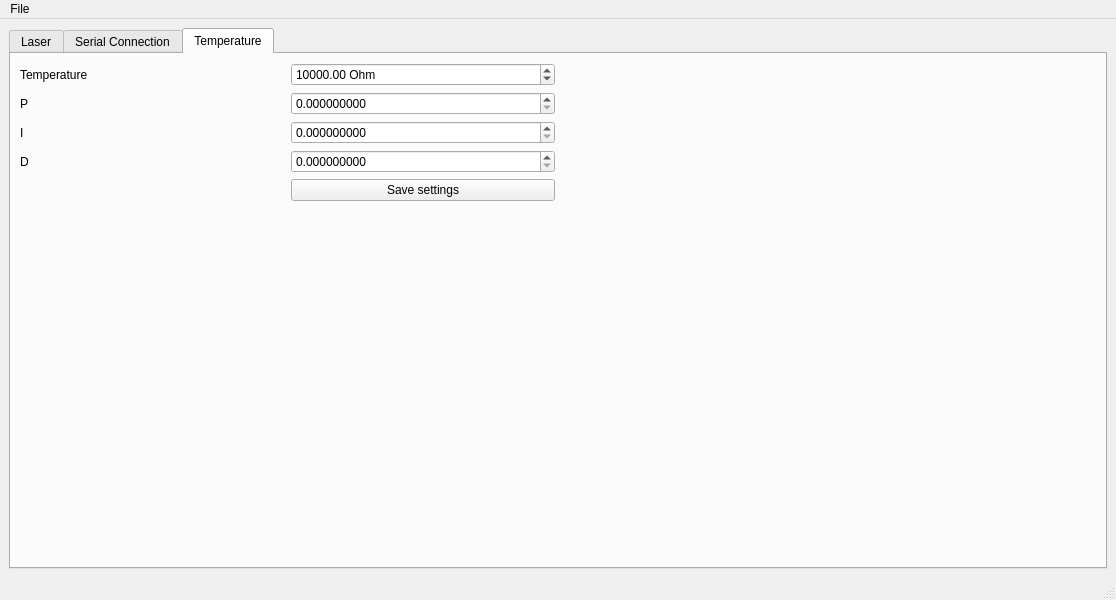
This is gui.ui in zoran-grujic/CTL200-Controller as Qt 5 draws it before an edit. The edited form follows.
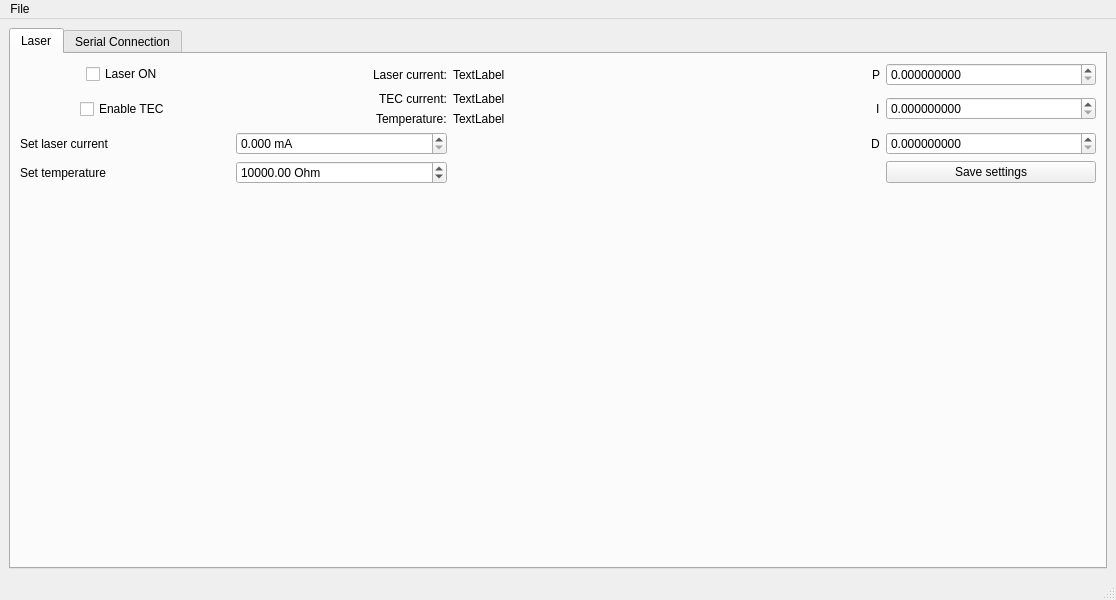
This is the edited form.

What changed in the file:
```diff
--- a/gui.ui
+++ b/gui.ui
@@ -18,7 +18,7 @@
     <item>
      <widget class="QTabWidget" name="tabWidget">
       <property name="currentIndex">
-       <number>2</number>
+       <number>0</number>
       </property>
       <widget class="QWidget" name="tabLaserControll">
        <attribute name="title">
@@ -27,6 +27,13 @@
        <layout class="QVBoxLayout" name="verticalLayout">
         <item>
          <layout class="QGridLayout" name="gridLayout_2">
+          <item row="0" column="1" alignment="Qt::AlignRight">
+           <widget class="QLabel" name="label_2">
+            <property name="text">
+             <string>Laser current:</string>
+            </property>
+           </widget>
+          </item>
           <item row="1" column="0" alignment="Qt::AlignHCenter">
            <widget class="QCheckBox" name="checkBox_TECEnable">
             <property name="text">
@@ -34,20 +41,13 @@
             </property>
            </widget>
           </item>
-          <item row="0" column="1">
-           <widget class="QLabel" name="label_2">
-            <property name="text">
-             <string>Laser current (mA):</string>
-            </property>
-           </widget>
-          </item>
           <item row="0" column="0" alignment="Qt::AlignHCenter">
            <widget class="QCheckBox" name="checkBox_LaserEnable">
             <property name="toolTip">
              <string>Enable laser output</string>
             </property>
             <property name="text">
-             <string/>
+             <string>Laser ON</string>
             </property>
            </widget>
           </item>
@@ -60,17 +60,17 @@
           </item>
           <item row="1" column="1">
            <layout class="QGridLayout" name="gridLayout_3">
-            <item row="0" column="0">
+            <item row="0" column="0" alignment="Qt::AlignRight">
              <widget class="QLabel" name="label">
               <property name="text">
-               <string>TEC current (mA):</string>
+               <string>TEC current:</string>
               </property>
              </widget>
             </item>
-            <item row="1" column="0">
+            <item row="1" column="0" alignment="Qt::AlignRight">
              <widget class="QLabel" name="label_3">
               <property name="text">
-               <string>Temperature (kOhm)</string>
+               <string>Temperature:</string>
               </property>
              </widget>
             </item>
@@ -137,27 +137,68 @@
             </property>
            </widget>
           </item>
+          <item row="0" column="3" alignment="Qt::AlignRight">
+           <widget class="QLabel" name="label_11">
+            <property name="text">
+             <string>P</string>
+            </property>
+           </widget>
+          </item>
+          <item row="0" column="4">
+           <widget class="QDoubleSpinBox" name="doubleSpinBox_P">
+            <property name="decimals">
+             <number>9</number>
+            </property>
+            <property name="singleStep">
+             <double>0.000001000000000</double>
+            </property>
+           </widget>
+          </item>
+          <item row="1" column="3" alignment="Qt::AlignRight">
+           <widget class="QLabel" name="label_12">
+            <property name="text">
+             <string>I</string>
+            </property>
+           </widget>
+          </item>
+          <item row="1" column="4">
+           <widget class="QDoubleSpinBox" name="doubleSpinBox_I">
+            <property name="decimals">
+             <number>9</number>
+            </property>
+            <property name="singleStep">
+             <double>0.000001000000000</double>
+            </property>
+           </widget>
+          </item>
+          <item row="2" column="3" alignment="Qt::AlignRight">
+           <widget class="QLabel" name="label_13">
+            <property name="text">
+             <string>D</string>
+            </property>
+           </widget>
+          </item>
+          <item row="2" column="4">
+           <widget class="QDoubleSpinBox" name="doubleSpinBox_D">
+            <property name="decimals">
+             <number>9</number>
+            </property>
+            <property name="singleStep">
+             <double>0.000001000000000</double>
+            </property>
+           </widget>
+          </item>
+          <item row="3" column="4">
+           <widget class="QPushButton" name="pushButton_SaveSettings">
+            <property name="text">
+             <string>Save settings</string>
+            </property>
+           </widget>
+          </item>
          </layout>
         </item>
         <item>
-         <spacer name="verticalSpacer_2">
-          <property name="orientation">
-           <enum>Qt::Vertical</enum>
-          </property>
-          <property name="sizeHint" stdset="0">
-           <size>
-            <width>20</width>
-            <height>40</height>
-           </size>
-          </property>
-         </spacer>
-        </item>
-        <item>
-         <widget class="QPushButton" name="pushButton">
-          <property name="text">
-           <string>PushButton</string>
-          </property>
-         </widget>
+         <widget class="QWidget" name="PlotPlaceholder" native="true"/>
         </item>
        </layout>
       </widget>
@@ -220,125 +261,6 @@
         </item>
        </layout>
       </widget>
-      <widget class="QWidget" name="tab_temperature">
-       <attribute name="title">
-        <string>Temperature</string>
-       </attribute>
-       <layout class="QVBoxLayout" name="verticalLayout_3">
-        <item>
-         <layout class="QHBoxLayout" name="horizontalLayout_2">
-          <item>
-           <layout class="QGridLayout" name="gridLayout_5">
-            <item row="1" column="0">
-             <widget class="QLabel" name="label_7">
-              <property name="text">
-               <string>P</string>
-              </property>
-             </widget>
-            </item>
-            <item row="3" column="0">
-             <widget class="QLabel" name="label_9">
-              <property name="text">
-               <string>D</string>
-              </property>
-             </widget>
-            </item>
-            <item row="2" column="0">
-             <widget class="QLabel" name="label_8">
-              <property name="text">
-               <string>I</string>
-              </property>
-             </widget>
-            </item>
-            <item row="1" column="1">
-             <widget class="QDoubleSpinBox" name="doubleSpinBox_P">
-              <property name="decimals">
-               <number>9</number>
-              </property>
-              <property name="singleStep">
-               <double>0.000001000000000</double>
-              </property>
-             </widget>
-            </item>
-            <item row="2" column="1">
-             <widget class="QDoubleSpinBox" name="doubleSpinBox_I">
-              <property name="decimals">
-               <number>9</number>
-              </property>
-              <property name="singleStep">
-               <double>0.000001000000000</double>
-              </property>
-             </widget>
-            </item>
-            <item row="3" column="1">
-             <widget class="QDoubleSpinBox" name="doubleSpinBox_D">
-              <property name="decimals">
-               <number>9</number>
-              </property>
-              <property name="singleStep">
-               <double>0.000001000000000</double>
-              </property>
-             </widget>
-            </item>
-            <item row="0" column="0">
-             <widget class="QLabel" name="label_6">
-              <property name="text">
-               <string>Temperature</string>
-              </property>
-             </widget>
-            </item>
-            <item row="5" column="0">
-             <spacer name="verticalSpacer_3">
-              <property name="orientation">
-               <enum>Qt::Vertical</enum>
-              </property>
-              <property name="sizeHint" stdset="0">
-               <size>
-                <width>20</width>
-                <height>40</height>
-               </size>
-              </property>
-             </spacer>
-            </item>
-            <item row="0" column="1">
-             <widget class="QDoubleSpinBox" name="doubleSpinBox_SetTemperature_2">
-              <property name="suffix">
-               <string> Ohm</string>
-              </property>
-              <property name="maximum">
-               <double>15000.000000000000000</double>
-              </property>
-              <property name="singleStep">
-               <double>0.100000000000000</double>
-              </property>
-              <property name="value">
-               <double>10000.000000000000000</double>
-              </property>
-             </widget>
-            </item>
-            <item row="4" column="1">
-             <widget class="QPushButton" name="pushButton_SaveSettings">
-              <property name="text">
-               <string>Save settings</string>
-              </property>
-             </widget>
-            </item>
-           </layout>
-          </item>
-          <item>
-           <widget class="QWidget" name="PlotPlaceholder" native="true">
-            <property name="sizePolicy">
-             <sizepolicy hsizetype="Preferred" vsizetype="Expanding">
-              <horstretch>0</horstretch>
-              <verstretch>0</verstretch>
-             </sizepolicy>
-            </property>
-           </widget>
-          </item>
-         </layout>
-        </item>
-       </layout>
-      </widget>
      </widget>
     </item>
    </layout>
```
Left out of the diff: 126 changed lines with no effect on the pictures.
